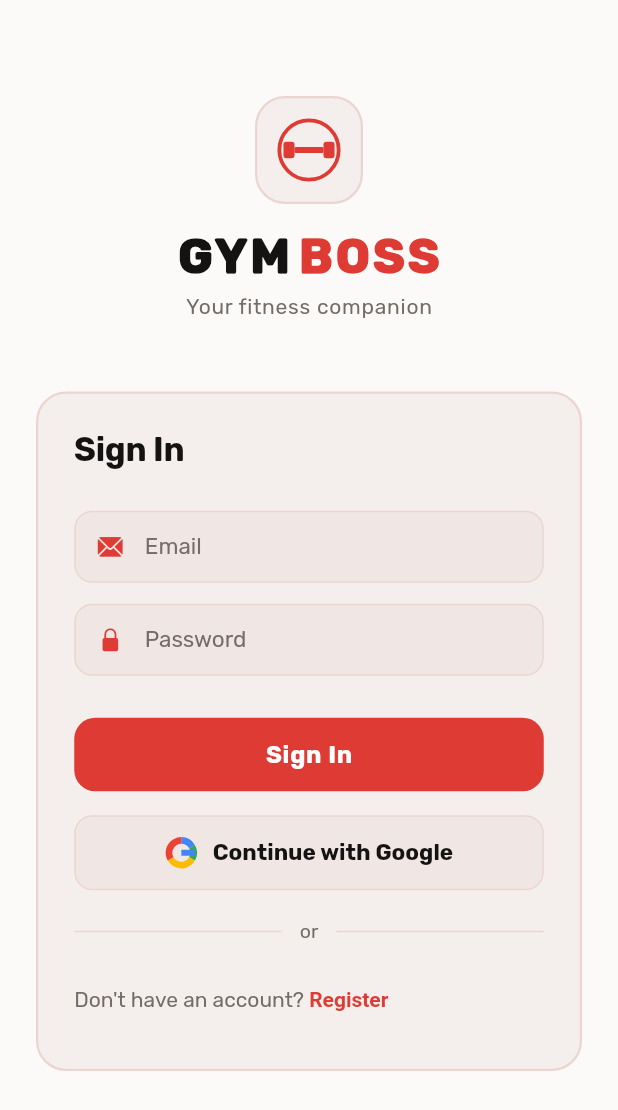
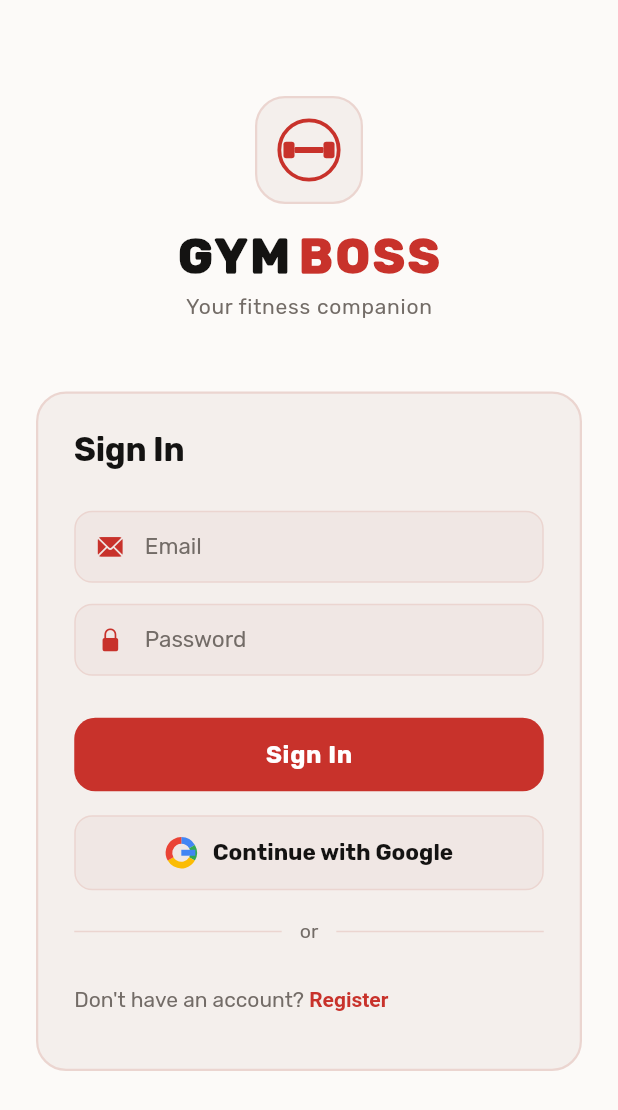
Before and after one commit to AndreiCrimezniuc/GymControl, a Flutter app: the screen it shows after launch, on a phone screen of 412 x 824 dp. Shown: the top 1110 px of the screen. Run offline on Flutter 3.47's test engine with Material 3 defaults, Android fonts, the phone set to English and light mode, and no system bars; our stand-ins replace cached_network_image, connectivity_plus, google_sign_in, hive_flutter, logger, shared_preferences; accounts and stored records are empty.

Commit message:
style(theme): refine palette — deeper editorial red, cooler dark neutrals
Deepen the accent (#E0413A -> #CE3630 dark / #C8322B light) to a more
restrained editorial red, and cool/flatten the dark neutrals (drop the brown
cast) so surfaces read as an instrument, not a consumer app. Tighter
near-black card shadow. Same colour family, more grown-up.

Co-Authored-By: Claude Opus 4.8 <noreply@anthropic.com>

```diff
--- a/lib/ui/core/theme/app_colors.dart
+++ b/lib/ui/core/theme/app_colors.dart
@@ -56,9 +56,9 @@ class AppColors {
   /// A soft, background-tinted card shadow for gentle depth.
   List<BoxShadow> get cardShadow => [
     BoxShadow(
-      color: isDark ? const Color(0x4D000000) : const Color(0x14442622),
-      blurRadius: 16,
-      offset: const Offset(0, 6),
+      color: isDark ? const Color(0x66000000) : const Color(0x14442622),
+      blurRadius: isDark ? 24 : 16,
+      offset: const Offset(0, 8),
     ),
   ];
 
@@ -77,8 +77,10 @@ class AppColors {
     // Darkened from #8B8480 (~3.5:1) to meet WCAG AA 4.5:1 for small text on bg/card.
     textSecondary: Color(0xFF736C67),
     textOnAccent: Color(0xFFFFFFFF),
-    accent: Color(0xFFDE3B34),
-    accentPressed: Color(0xFFC2332D),
+    // Deepened from #DE3B34 to a more restrained, editorial red so the brand
+    // reads as a serious training tool rather than a consumer app.
+    accent: Color(0xFFC8322B),
+    accentPressed: Color(0xFFA82A24),
     ringTrack: Color(0xFFEAE0DB),
     navInactive: Color(0xFFB0A6A2),
     invBg: Color(0xFF121212),
@@ -87,21 +89,23 @@ class AppColors {
 
   static const dark = AppColors(
     isDark: true,
-    bg: Color(0xFF0B0A0A),
-    bgTop: Color(0xFF0B0A0A),
-    bgBottom: Color(0xFF0B0A0A),
-    card: Color(0xFF171111),
-    iconBg: Color(0xFF221818),
-    border: Color(0xFF241B1B),
-    pillBorder: Color(0xFF332626),
-    textPrimary: Color(0xFFF3EEEE),
-    textSecondary: Color(0xFF8E8383),
+    // Cooler, flatter neutrals (dropped the brown cast) so dark surfaces read
+    // as engineered rather than warm — a more grown-up, "instrument" feel.
+    bg: Color(0xFF0A0A0B),
+    bgTop: Color(0xFF0A0A0B),
+    bgBottom: Color(0xFF0A0A0B),
+    card: Color(0xFF141416),
+    iconBg: Color(0xFF1C1C20),
+    border: Color(0xFF232327),
+    pillBorder: Color(0xFF33333A),
+    textPrimary: Color(0xFFEDEDEF),
+    textSecondary: Color(0xFF8A8A93),
     textOnAccent: Color(0xFFFFFFFF),
-    accent: Color(0xFFE0413A),
-    accentPressed: Color(0xFFC2332D),
-    ringTrack: Color(0xFF2A2020),
-    navInactive: Color(0xFF6A5E5E),
-    invBg: Color(0xFFF2ECE8),
+    accent: Color(0xFFCE3630),
+    accentPressed: Color(0xFFA82A24),
+    ringTrack: Color(0xFF26262B),
+    navInactive: Color(0xFF6A6A73),
+    invBg: Color(0xFFEDEDEF),
     invText: Color(0xFF121212),
   );
 }
```
